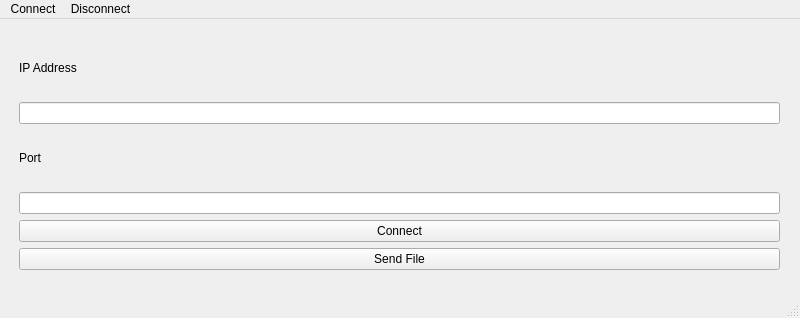
This is mainwindow.ui in hchho/COMP4985_Assn2 as Qt 5 draws it before an edit. The edited form follows.
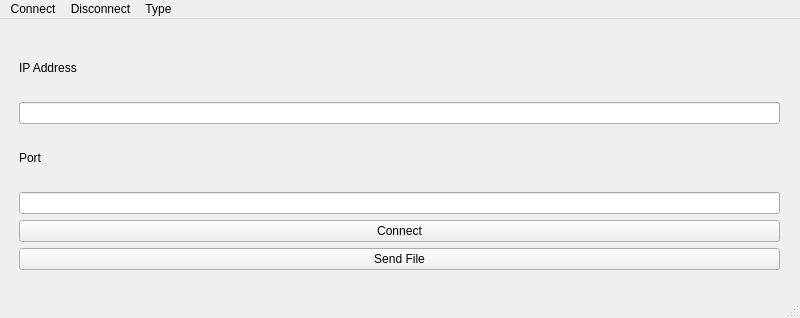
This is the edited form.

Commit message: Updated UI to include server and client options

```diff
--- a/mainwindow.ui
+++ b/mainwindow.ui
@@ -78,7 +78,7 @@
      <height>30</height>
     </rect>
    </property>
-   <widget class="QMenu" name="menuConncet">
+   <widget class="QMenu" name="menuConnect">
     <property name="title">
      <string>Connect</string>
     </property>
@@ -90,8 +90,16 @@
      <string>Disconnect</string>
     </property>
    </widget>
-   <addaction name="menuConncet"/>
+   <widget class="QMenu" name="menuType">
+    <property name="title">
+     <string>Type</string>
+    </property>
+    <addaction name="actionClient"/>
+    <addaction name="actionServer"/>
+   </widget>
+   <addaction name="menuConnect"/>
    <addaction name="menuDisconnect"/>
+   <addaction name="menuType"/>
   </widget>
   <widget class="QStatusBar" name="statusbar"/>
   <action name="actionTCP">
```
Left out of the diff: 34 changed lines with no effect on the pictures. The commit also changes 2 other files.
